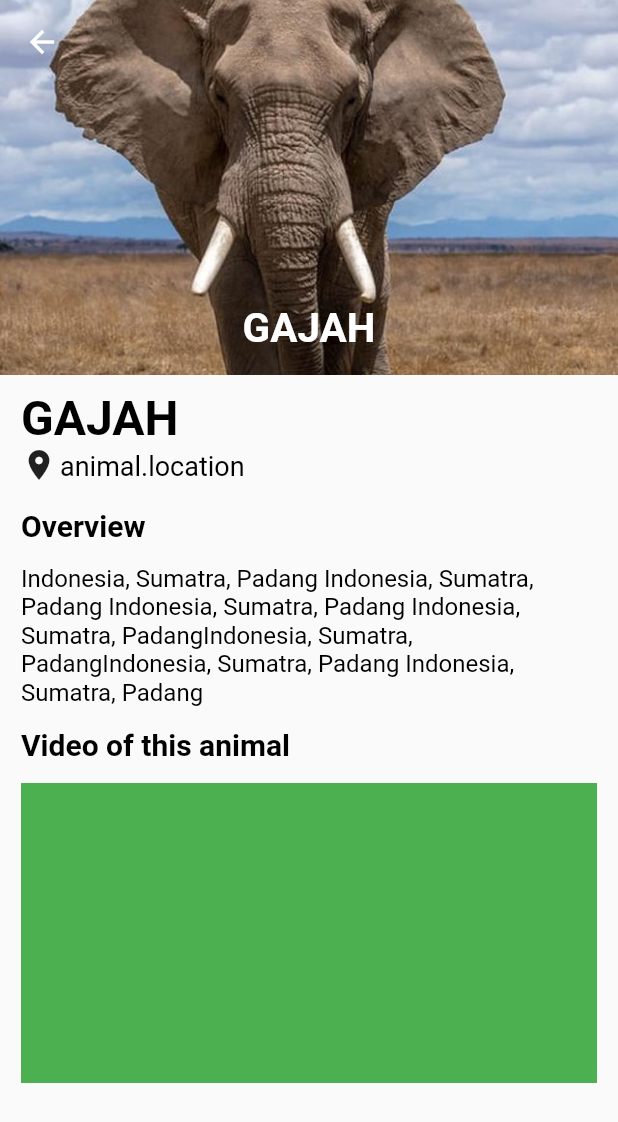
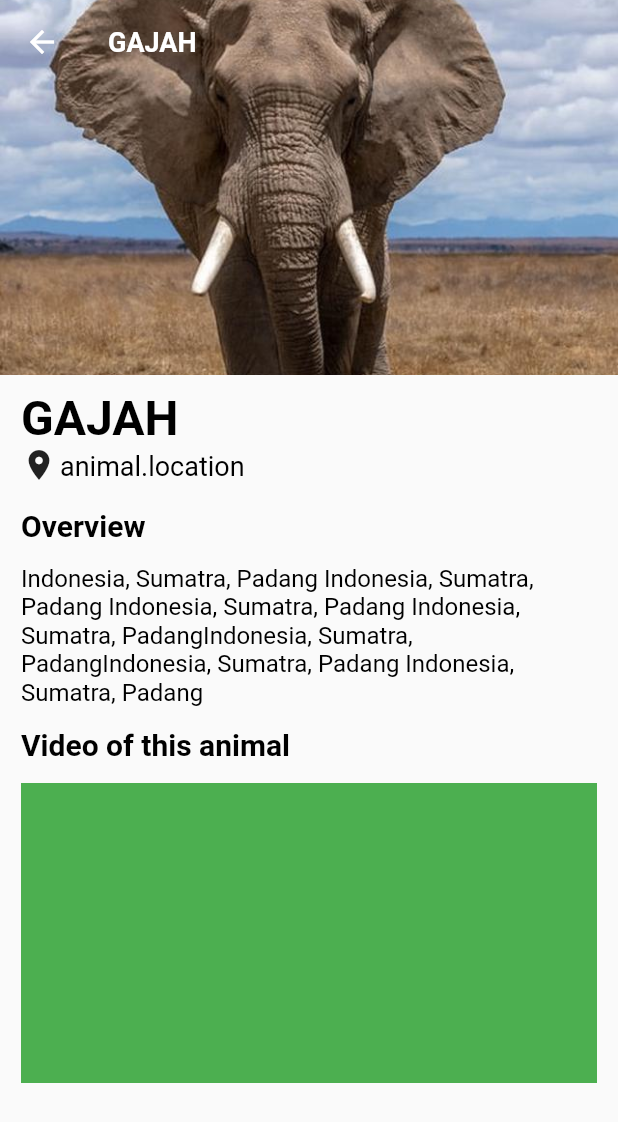
Before and after one commit to AdamAbd/animals_app, a Flutter app: the DescriptionPage screen opened directly, on a phone screen of 412 x 824 dp. Shown: the top 1122 px of the screen. Run offline on Flutter 3.47's test engine with Material 2 defaults, Android fonts, the phone set to English and light mode, and no system bars.

Commit message:
add button func

```diff
--- a/lib/main.dart
+++ b/lib/main.dart
@@ -15,7 +15,7 @@ class MyApp extends StatelessWidget {
       theme: ThemeData(
         primarySwatch: Colors.blue,
       ),
-      home: DescriptionPage(),
+      home: MyHomePage(),
     );
   }
 }
--- a/lib/pages/descriptionPage.dart
+++ b/lib/pages/descriptionPage.dart
@@ -13,21 +13,17 @@ class _DescriptionPageState extends State<DescriptionPage> {
         headerSliverBuilder: (context, innerBoxIsScrolled) {
           return [
             SliverAppBar(
+              backgroundColor: Colors.green[500],
               pinned: true,
               expandedHeight: 250.0,
-              title: IconButton(
-                icon: Icon(Icons.arrow_back),
-                padding: const EdgeInsets.only(right: 30.0),
-                onPressed: () {
-                  Navigator.pop(context);
-                },
+              title: Text(
+                "GAJAH",
+                style: TextStyle(
+                  fontSize: 18.0,
+                  fontWeight: FontWeight.bold,
+                ),
               ),
               flexibleSpace: FlexibleSpaceBar(
-                centerTitle: true,
-                title: Text(
-                  "GAJAH",
-                  style: TextStyle(fontSize: 18.0, fontWeight: FontWeight.bold),
-                ),
                 background: Image.asset(
                   "assets/gajah.jpg",
                   fit: BoxFit.cover,
```
Also changed, not shown: lib/pages/myHomePage.dart (+14 -2 lines).
